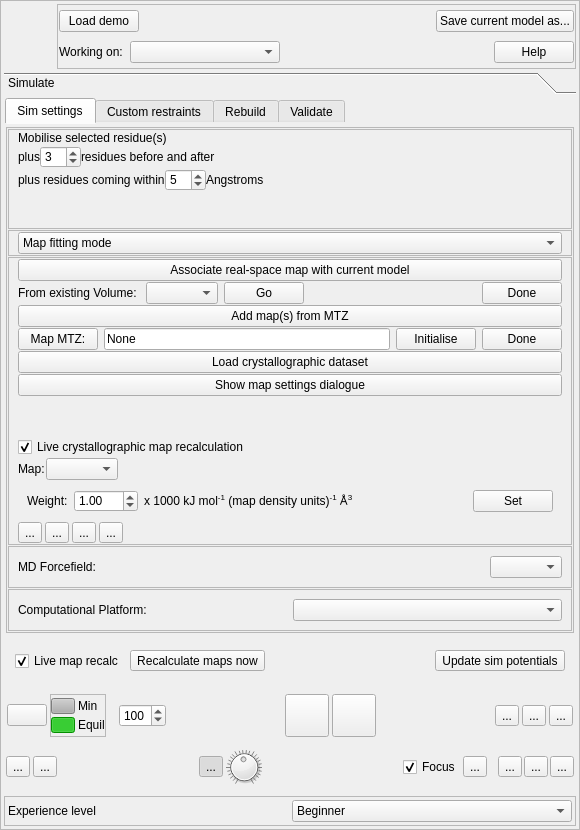
The window that isolde/src/ui/IsoldeFrame.ui (tristanic/isolde) describes before a commit, drawn with Qt 5.
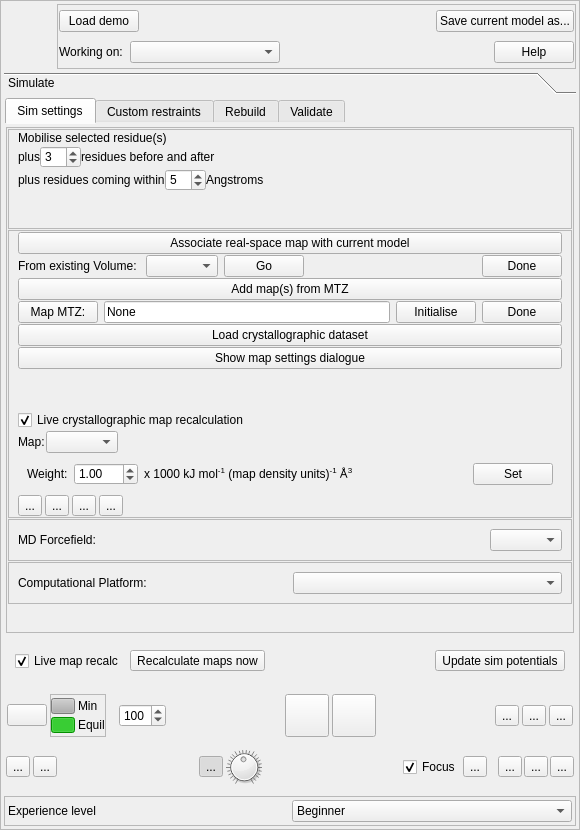
The same window after the commit. The open tabs and pages were chosen to show the change. Icons and pictures are not drawn.

Commit message:
Removed "Free mode" vs. "Map fitting mode" options.
Current framework now automatically adapts depending on what maps are
loaded.

```diff
--- a/isolde/src/ui/IsoldeFrame.ui
+++ b/isolde/src/ui/IsoldeFrame.ui
@@ -261,8 +261,8 @@
        <rect>
         <x>0</x>
         <y>0</y>
-        <width>566</width>
-        <height>644</height>
+        <width>572</width>
+        <height>680</height>
        </rect>
       </property>
       <property name="sizePolicy">
@@ -363,9 +363,9 @@
                 <property name="geometry">
                  <rect>
                   <x>0</x>
-                  <y>-278</y>
-                  <width>542</width>
-                  <height>701</height>
+                  <y>0</y>
+                  <width>551</width>
+                  <height>585</height>
                  </rect>
                 </property>
                 <layout class="QVBoxLayout" name="verticalLayout_8" stretch="0,0,0,0,0,0">
@@ -480,47 +480,6 @@
                    </layout>
                   </widget>
                  </item>
-                 <item>
-                  <widget class="QFrame" name="_sim_basic_mode_choice_frame">
-                   <property name="sizePolicy">
-                    <sizepolicy hsizetype="Preferred" vsizetype="Fixed">
-                     <horstretch>0</horstretch>
-                     <verstretch>0</verstretch>
-                    </sizepolicy>
-                   </property>
-                   <property name="frameShape">
-                    <enum>QFrame::StyledPanel</enum>
-                   </property>
-                   <property name="frameShadow">
-                    <enum>QFrame::Raised</enum>
-                   </property>
-                   <layout class="QHBoxLayout" name="horizontalLayout_8">
-                    <property name="spacing">
-                     <number>1</number>
-                    </property>
-                    <property name="topMargin">
-                     <number>1</number>
-                    </property>
-                    <property name="bottomMargin">
-                     <number>1</number>
-                    </property>
-                    <item>
-                     <widget class="QComboBox" name="_sim_basic_mode_combo_box">
-                      <item>
-                       <property name="text">
-                        <string>Map fitting mode</string>
-                       </property>
-                      </item>
-                      <item>
-                       <property name="text">
-                        <string>Free mode (no maps)</string>
-                       </property>
-                      </item>
-                     </widget>
-                    </item>
-                   </layout>
-                  </widget>
-                 </item>
                  <item>
                   <widget class="QFrame" name="_sim_basic_xtal_map_frame">
                    <property name="sizePolicy">
```
Left out of the diff: 17 changed lines with no effect on the pictures. The commit also changes 2 other files.
